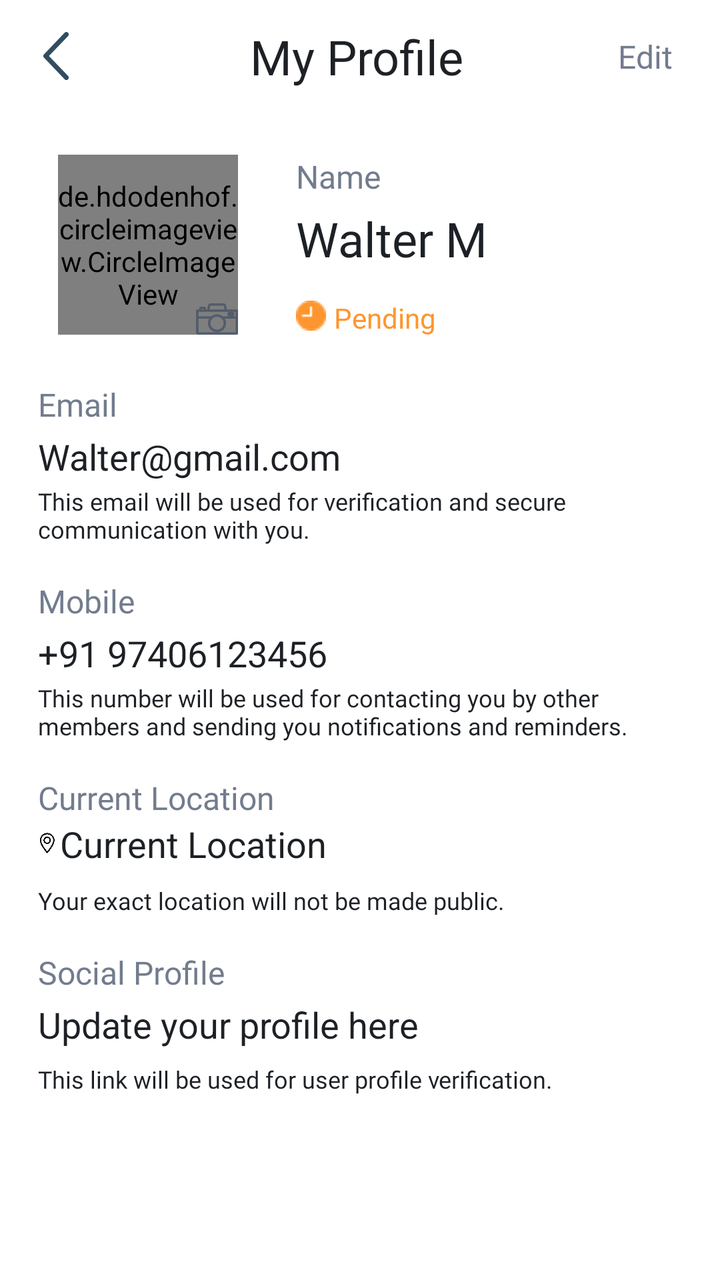
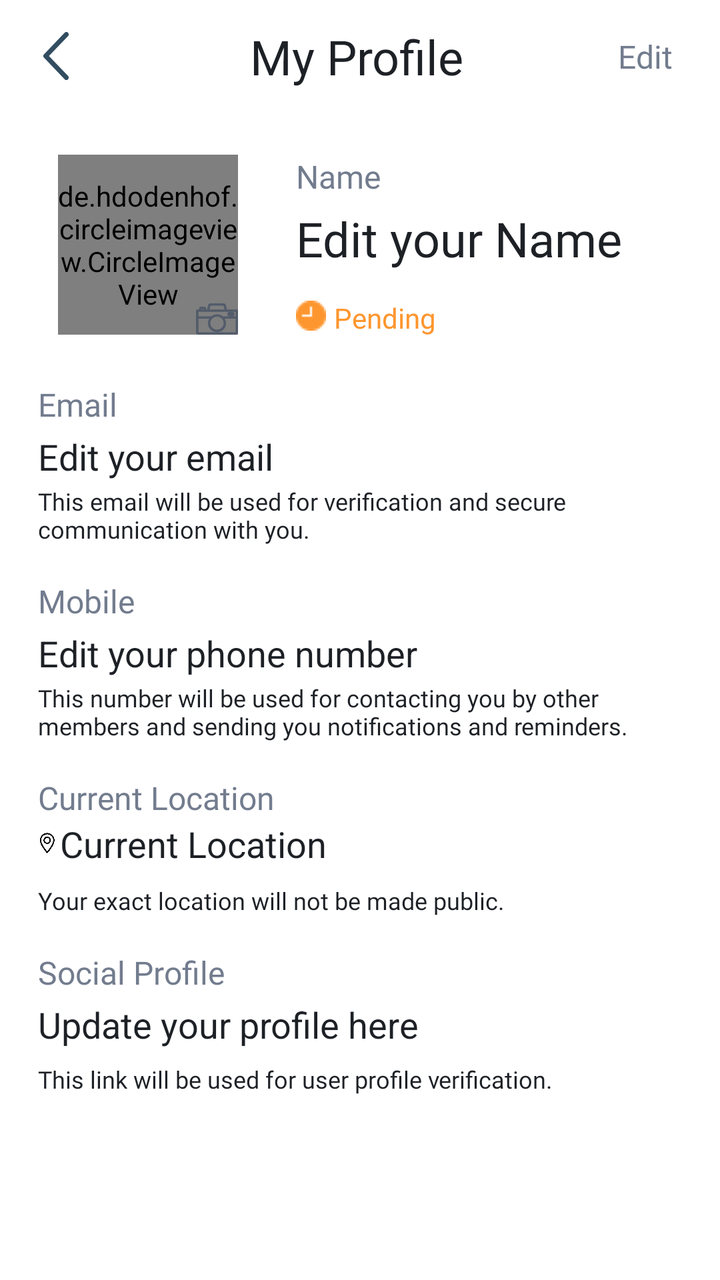

Screens rendered from an Android XML layout before and after an edit, with the pre-edit source and the edit as a unified diff.
<!-- AndroidManifest.xml: application theme Theme.AbraaKaDabraa.App -->
<!-- res/layout/activity_my_profile2.xml -->
<?xml version="1.0" encoding="utf-8"?>
<androidx.constraintlayout.widget.ConstraintLayout xmlns:android="http://schemas.android.com/apk/res/android"
    xmlns:app="http://schemas.android.com/apk/res-auto"
    xmlns:tools="http://schemas.android.com/tools"
    android:layout_width="match_parent"
    android:layout_height="match_parent">

    <androidx.constraintlayout.widget.ConstraintLayout
        android:id="@+id/socialProfilePopUPLayout"
        android:layout_width="match_parent"
        android:layout_height="match_parent"
        android:background="@color/alert_bg_color"
        android:elevation="5dp"
        android:visibility="gone"
        app:layout_constraintBottom_toBottomOf="parent"
        app:layout_constraintEnd_toEndOf="parent"
        app:layout_constraintStart_toStartOf="parent"
        app:layout_constraintTop_toTopOf="parent">

        <androidx.cardview.widget.CardView
            android:id="@+id/successDialog1"
            android:layout_width="350dp"
            android:layout_height="220dp"
            android:visibility="visible"
            app:cardBackgroundColor="@color/new_bg_color"
            app:cardCornerRadius="16dp"
            app:layout_constraintBottom_toBottomOf="parent"
            app:layout_constraintEnd_toEndOf="parent"
            app:layout_constraintStart_toStartOf="parent"
            app:layout_constraintTop_toTopOf="parent">

            <androidx.constraintlayout.widget.ConstraintLayout
                android:layout_width="match_parent"
                android:layout_height="match_parent"
                android:background="@drawable/new_bg_theme">

                <TextView
                    android:id="@+id/textView8111"
                    android:layout_width="0dp"
                    android:layout_height="wrap_content"
                    android:layout_marginStart="16dp"
                    android:layout_marginTop="24dp"
                    android:layout_marginEnd="16dp"
                    android:fontFamily="@font/montserrat_medium"
                    android:gravity="center"
                    android:text="Please enter your profile ID to link \nyour social account to this app"
                    android:textColor="@color/title_color"
                    android:textSize="16sp"
                    app:layout_constraintEnd_toEndOf="parent"
                    app:layout_constraintStart_toStartOf="parent"
                    app:layout_constraintTop_toTopOf="parent" />

                <EditText
                    android:id="@+id/profileLink"
                    android:layout_width="198.95dp"
                    android:layout_height="41.73dp"
                    android:layout_marginTop="16dp"
                    android:background="@color/white"
                    android:gravity="center"
                    android:hint="Profile link ID"
                    android:padding="2dp"
                    app:layout_constraintEnd_toEndOf="@+id/textView8111"
                    app:layout_constraintStart_toStartOf="@+id/textView8111"
                    app:layout_constraintTop_toBottomOf="@+id/textView8111" />

                <TextView
                    android:id="@+id/okGotItBtn1"
                    android:layout_width="98dp"
                    android:layout_height="36dp"
                    android:layout_marginStart="32dp"
                    android:layout_marginEnd="32dp"
                    android:background="@drawable/btn_bg_rounded_rect"
                    android:fontFamily="@font/montserrat_semi_bold"
                    android:gravity="center"
                    android:text="Submit"
                    android:textAllCaps="false"
                    android:textColor="@color/white"
                    android:textSize="16sp"
                    app:layout_constraintBottom_toBottomOf="parent"
                    app:layout_constraintEnd_toEndOf="parent"
                    app:layout_constraintStart_toStartOf="parent"
                    app:layout_constraintTop_toBottomOf="@+id/profileLink"
                    app:layout_constraintVertical_bias="0.38" />
            </androidx.constraintlayout.widget.ConstraintLayout>
        </androidx.cardview.widget.CardView>
    </androidx.constraintlayout.widget.ConstraintLayout>

    <androidx.constraintlayout.widget.ConstraintLayout
        android:id="@+id/successLayout"
        android:layout_width="match_parent"
        android:layout_height="match_parent"
        android:background="@color/alert_bg_color"
        android:visibility="gone"
        android:elevation="5dp">

        <androidx.cardview.widget.CardView
            android:id="@+id/successDialog"
            android:layout_width="284dp"
            android:layout_height="192dp"
            android:visibility="visible"
            app:cardBackgroundColor="@color/new_bg_color"
            app:cardCornerRadius="16dp"
            app:layout_constraintBottom_toBottomOf="parent"
            app:layout_constraintEnd_toEndOf="parent"
            app:layout_constraintStart_toStartOf="parent"
            app:layout_constraintTop_toTopOf="parent">

            <androidx.constraintlayout.widget.ConstraintLayout
                android:layout_width="match_parent"
                android:layout_height="match_parent">

                <TextView
                    android:id="@+id/textView811"
                    android:layout_width="0dp"
                    android:layout_height="wrap_content"
                    android:layout_marginStart="16dp"
                    android:layout_marginTop="24dp"
                    android:layout_marginEnd="16dp"
                    android:gravity="center"
                    android:fontFamily="@font/montserrat_medium"
                    android:textSize="16sp"
                    android:textColor="@color/title_color"
                    android:text="Your profile is successfully submitted for verification. We will take 2 business days to verify. You will receive a notification."
                    app:layout_constraintEnd_toEndOf="parent"
                    app:layout_constraintStart_toStartOf="parent"
                    app:layout_constraintTop_toTopOf="parent" />

                <TextView
                    android:id="@+id/okGotItBtn"
                    android:layout_width="98dp"
                    android:layout_height="36dp"
                    android:layout_marginStart="32dp"
                    android:layout_marginTop="16dp"
                    android:layout_marginEnd="32dp"
                    android:layout_marginBottom="24dp"
                    android:background="@drawable/btn_bg_rounded_rect"
                    android:fontFamily="@font/montserrat_semi_bold"
                    android:gravity="center"
                    android:text="Ok, Got it"
                    android:textAllCaps="false"
                    android:textColor="@color/white"
                    android:textSize="16sp"
                    app:layout_constraintBottom_toBottomOf="parent"
                    app:layout_constraintEnd_toEndOf="parent"
                    app:layout_constraintStart_toStartOf="parent"
                    app:layout_constraintTop_toBottomOf="@+id/textView811" />
            </androidx.constraintlayout.widget.ConstraintLayout>
        </androidx.cardview.widget.CardView>
    </androidx.constraintlayout.widget.ConstraintLayout>

    <androidx.constraintlayout.widget.ConstraintLayout
        android:id="@+id/socialProfileLayout"
        android:layout_width="match_parent"
        android:layout_height="match_parent"
        android:background="@color/alert_bg_color"
        android:elevation="5dp"
        android:visibility="gone"
        app:layout_constraintBottom_toBottomOf="parent"
        app:layout_constraintEnd_toEndOf="parent"
        app:layout_constraintStart_toStartOf="parent"
        app:layout_constraintTop_toTopOf="parent">

        <androidx.constraintlayout.widget.ConstraintLayout
            android:id="@+id/bottomSheet"
            android:layout_width="match_parent"
            android:layout_height="wrap_content"
            android:background="@drawable/bottom_sheet_shape"
            app:cardElevation="8dp"
            app:layout_constraintBottom_toBottomOf="parent"
            app:layout_constraintEnd_toEndOf="parent"
            app:layout_constraintStart_toStartOf="parent">

            <TextView
                android:id="@+id/textView76"
                android:layout_width="56dp"
                android:layout_height="3dp"
                android:layout_marginStart="8dp"
                android:layout_marginTop="8dp"
                android:layout_marginEnd="8dp"
                android:background="@color/hint_color_op_40"
                app:layout_constraintEnd_toEndOf="parent"
                app:layout_constraintStart_toStartOf="parent"
                app:layout_constraintTop_toTopOf="parent" />

            <TextView
                android:id="@+id/textView77"
                android:layout_width="wrap_content"
                android:layout_height="wrap_content"
                android:layout_marginTop="16dp"
                android:fontFamily="@font/montserrat_bold"
                android:text="Share"
                android:textColor="#707070"
                android:textSize="22sp"
                app:layout_constraintEnd_toEndOf="@+id/textView76"
                app:layout_constraintStart_toStartOf="@+id/textView76"
                app:layout_constraintTop_toBottomOf="@+id/textView76" />

            <TextView
                android:id="@+id/textView78"
                android:layout_width="0dp"
                android:layout_height="wrap_content"
                android:layout_marginStart="32dp"
                android:layout_marginTop="16dp"
                android:layout_marginEnd="32dp"
                android:fontFamily="@font/montserrat_regular"
                android:gravity="center"
                android:text="Link your profile with any of the \nbelow platforms"
                android:textColor="#707070"
                android:textSize="@dimen/sp_16"
                app:layout_constraintEnd_toEndOf="parent"
                app:layout_constraintStart_toStartOf="parent"
                app:layout_constraintTop_toBottomOf="@+id/textView77" />

            <TextView
                android:id="@+id/socialProfileHeader"
                android:layout_width="wrap_content"
                android:layout_height="wrap_content"
                android:fontFamily="@font/montserrat_bold"
                android:text="https://www.facebook.com/"
                android:textSize="@dimen/sp_16"
                android:visibility="gone"
                android:textStyle="bold"
                app:layout_constraintEnd_toStartOf="@+id/socialProfileEdt"
                app:layout_constraintStart_toStartOf="@+id/rv_social_links"
                app:layout_constraintTop_toBottomOf="@+id/rv_social_links" />

            <androidx.recyclerview.widget.RecyclerView
                android:id="@+id/rv_social_links"
                android:layout_width="0dp"
                android:layout_height="wrap_content"
                android:layout_marginStart="8dp"
                android:layout_marginTop="8dp"
                android:layout_marginEnd="16dp"
                android:layout_marginBottom="24dp"
                app:layout_constraintBottom_toBottomOf="parent"
                app:layout_constraintEnd_toEndOf="parent"
                app:layout_constraintStart_toStartOf="parent"
                app:layout_constraintTop_toBottomOf="@+id/textView78" />

            <TextView
                android:id="@+id/submitBtn"
                android:layout_width="120dp"
                android:layout_height="48dp"
                android:layout_marginStart="16dp"
                android:layout_marginTop="16dp"
                android:layout_marginEnd="16dp"
                android:layout_marginBottom="16dp"
                android:background="@drawable/btn_bg_rounded_rect"
                android:fontFamily="@font/montserrat_semi_bold"
                android:gravity="center"
                android:text="Submit"
                android:textAllCaps="false"
                android:textColor="@color/white"
                android:textSize="14sp"
                android:visibility="gone"
                app:layout_constraintBottom_toBottomOf="parent"
                app:layout_constraintEnd_toEndOf="parent"
                app:layout_constraintStart_toStartOf="parent"
                app:layout_constraintTop_toBottomOf="@+id/socialProfileEdt" />

            <EditText
                android:id="@+id/socialProfileEdt"
                android:layout_width="0dp"
                android:layout_height="wrap_content"
                android:layout_marginStart="2dp"
                android:layout_marginEnd="8dp"
                android:ems="10"
                android:visibility="gone"
                android:hint="Enter Profile"
                android:inputType="textPersonName"
                android:textSize="18sp"
                app:layout_constraintBottom_toBottomOf="@+id/socialProfileHeader"
                app:layout_constraintEnd_toEndOf="parent"
                app:layout_constraintStart_toEndOf="@+id/socialProfileHeader"
                app:layout_constraintTop_toTopOf="@+id/socialProfileHeader" />

        </androidx.constraintlayout.widget.ConstraintLayout>

    </androidx.constraintlayout.widget.ConstraintLayout>

    <ImageView
        android:id="@+id/ivBack"
        android:layout_width="24dp"
        android:layout_height="24dp"
        android:layout_marginStart="16dp"
        android:layout_marginTop="16dp"
        app:layout_constraintStart_toStartOf="parent"
        app:layout_constraintTop_toTopOf="parent"
        app:srcCompat="@drawable/ic_back_arrow" />

    <TextView
        android:id="@+id/textView82"
        android:layout_width="0dp"
        android:layout_height="wrap_content"
        android:layout_marginStart="16dp"
        android:layout_marginEnd="8dp"
        android:fontFamily="@font/montserrat_bold"
        android:gravity="center"
        android:text="My Profile"
        android:textColor="#1D2126"
        android:textSize="24sp"
        app:layout_constraintBottom_toBottomOf="@+id/ivBack"
        app:layout_constraintEnd_toStartOf="@+id/editProfile"
        app:layout_constraintStart_toEndOf="@+id/ivBack"
        app:layout_constraintTop_toTopOf="@+id/ivBack" />

    <TextView
        android:id="@+id/editProfile"
        android:layout_width="0dp"
        android:layout_height="wrap_content"
        android:layout_marginEnd="24dp"
        android:fontFamily="@font/montserrat_medium"
        android:gravity="center"
        android:text="Edit"
        android:textColor="#727C8E"
        android:textSize="@dimen/sp_16"
        app:layout_constraintBottom_toBottomOf="@+id/ivBack"
        app:layout_constraintEnd_toEndOf="parent"
        app:layout_constraintTop_toTopOf="@+id/ivBack" />

    <FrameLayout
        android:id="@+id/frameLayout2"
        android:layout_width="0dp"
        android:layout_height="wrap_content"
        android:layout_marginStart="29dp"
        android:layout_marginTop="33dp"
        app:layout_constraintStart_toStartOf="parent"
        app:layout_constraintTop_toBottomOf="@+id/textView82">

        <de.hdodenhof.circleimageview.CircleImageView
            android:id="@+id/profilePic"
            android:layout_width="90dp"
            android:layout_height="90dp"
            android:src="@color/blue_text_color" />

        <ImageView
            android:id="@+id/uploadImage"
            android:layout_width="wrap_content"
            android:layout_height="wrap_content"
            android:layout_gravity="bottom|right"
            android:elevation="4dp"
            android:enabled="false"
            app:srcCompat="@drawable/ic_camera_profile" />

    </FrameLayout>

    <TextView
        android:id="@+id/textView120"
        android:layout_width="0dp"
        android:layout_height="wrap_content"
        android:layout_marginStart="29dp"
        android:layout_marginEnd="24dp"
        android:textColor="#727C8E"
        android:fontFamily="@font/montserrat_medium"
        android:textSize="@dimen/sp_16"
        android:text="Name"
        app:layout_constraintEnd_toEndOf="parent"
        app:layout_constraintStart_toEndOf="@+id/frameLayout2"
        app:layout_constraintTop_toTopOf="@+id/frameLayout2" />

    <EditText
        android:id="@+id/nameEdit"
        android:layout_width="0dp"
        android:layout_height="wrap_content"
        android:layout_marginTop="4dp"
        android:layout_marginEnd="24dp"
        android:background="@color/transparent"
        android:enabled="false"

        android:fontFamily="@font/montserrat_bold"
        android:hint="Walter M"
        android:textColor="#1D2126"
        android:textColorHint="#1D2126"
        android:textSize="24sp"
        app:layout_constraintEnd_toEndOf="parent"
        app:layout_constraintHorizontal_bias="0.0"
        app:layout_constraintStart_toStartOf="@+id/textView120"
        app:layout_constraintTop_toBottomOf="@+id/textView120" />

    <View
        android:layout_width="0dp"
        android:layout_height="1dp"
        android:background="@color/grey_font"
        app:layout_constraintEnd_toEndOf="@+id/nameEdit"
        app:layout_constraintStart_toStartOf="@+id/nameEdit"
        app:layout_constraintTop_toBottomOf="@+id/nameEdit" />

    <TextView
        android:id="@+id/textView122"
        android:layout_width="0dp"
        android:layout_height="wrap_content"
        android:layout_marginStart="4dp"
        android:layout_marginTop="14dp"
        android:layout_marginEnd="24dp"
        android:textColor="#FE962F"
        android:fontFamily="@font/montserrat_semi_bold"
        android:text="Pending"
        app:layout_constraintEnd_toEndOf="parent"
        app:layout_constraintStart_toEndOf="@+id/imageView38"
        app:layout_constraintTop_toBottomOf="@+id/nameEdit" />

    <LinearLayout
        android:layout_width="match_parent"
        android:layout_height="wrap_content"
        android:layout_marginStart="19dp"
        android:layout_marginTop="24dp"
        android:layout_marginEnd="24dp"
        android:orientation="vertical"
        app:layout_constraintEnd_toEndOf="parent"
        app:layout_constraintStart_toStartOf="parent"
        app:layout_constraintTop_toBottomOf="@+id/frameLayout2">

        <LinearLayout
            android:layout_width="match_parent"
            android:layout_height="wrap_content"
            android:orientation="vertical">

            <TextView
                android:layout_width="wrap_content"
                android:layout_height="wrap_content"
                android:fontFamily="@font/montserrat_medium"
                android:text="Email"
                android:textColor="#727C8E"
                android:textSize="@dimen/sp_16" />

            <EditText
                android:id="@+id/emailEdit"
                android:layout_width="match_parent"
                android:layout_height="wrap_content"
                android:layout_marginTop="3dp"
                android:hint="Walter@gmail.com"
                android:textSize="18sp"
                android:enabled="false"
                android:inputType="textEmailAddress"
                android:background="@color/transparent"
                android:textColorHint="#1D2126" />

            <View
                android:layout_width="match_parent"
                android:layout_height="1dp"
                android:background="@color/grey_font" />

            <TextView
                android:layout_width="match_parent"
                android:layout_height="wrap_content"
                android:layout_marginTop="1dp"
                android:text="This email will be used for verification and secure communication with you."
                android:textColor="#1D2126"
                android:fontFamily="@font/montserrat_medium"
                android:textSize="12sp"/>
        </LinearLayout>

        <LinearLayout
            android:layout_marginTop="17dp"
            android:layout_width="match_parent"
            android:layout_height="wrap_content"
            android:orientation="vertical">

            <TextView
                android:layout_width="wrap_content"
                android:layout_height="wrap_content"
                android:fontFamily="@font/montserrat_medium"
                android:text="Mobile"
                android:textColor="#727C8E"
                android:textSize="@dimen/sp_16" />

            <EditText
                android:id="@+id/phoneEdit"
                android:layout_width="match_parent"
                android:layout_height="wrap_content"
                android:layout_marginTop="3dp"
                android:hint="+91 97406123456"
                android:textSize="18sp"
                android:enabled="false"
                android:inputType="phone"
                android:background="@color/transparent"
                android:textColorHint="#1D2126" />

            <View
                android:layout_width="match_parent"
                android:layout_height="1dp"
                android:background="@color/grey_font" />

            <TextView
                android:layout_width="match_parent"
                android:layout_height="wrap_content"
                android:layout_marginTop="1dp"
                android:text="This number will be used for contacting you by other members and sending you notifications and reminders."
                android:textColor="#1D2126"
                android:fontFamily="@font/montserrat_medium"
                android:textSize="12sp"/>
        </LinearLayout>

        <LinearLayout
            android:layout_marginTop="17dp"
            android:layout_width="match_parent"
            android:layout_height="wrap_content"
            android:orientation="vertical">

            <TextView
                android:layout_width="wrap_content"
                android:layout_height="wrap_content"
                android:fontFamily="@font/montserrat_medium"
                android:text="Current Location"
                android:textColor="#727C8E"
                android:textSize="@dimen/sp_16" />

            <LinearLayout
                android:layout_width="match_parent"
                android:layout_height="wrap_content"
                android:orientation="horizontal">
                <ImageView
                    android:layout_width="9dp"
                    android:layout_height="13dp"
                    android:src="@drawable/ic_location"
                    android:layout_gravity="center"/>
                <EditText
                    android:id="@+id/locationEdit"
                    android:layout_width="match_parent"
                    android:layout_height="wrap_content"
                    android:hint="Current Location"
                    android:textSize="18sp"
                    android:enabled="false"
                    android:layout_marginStart="2dp"
                    android:background="@color/transparent"
                    android:textColorHint="#1D2126" />
            </LinearLayout>


            <View
                android:layout_width="match_parent"
                android:layout_height="1dp"
                android:background="@color/grey_font" />

            <TextView
                android:layout_width="match_parent"
                android:layout_height="wrap_content"
                android:layout_marginTop="7dp"
                android:text="Your exact location will not be made public."
                android:textColor="#1D2126"
                android:fontFamily="@font/montserrat_medium"
                android:textSize="12sp"/>
        </LinearLayout>

        <LinearLayout
            android:layout_marginTop="17dp"
            android:layout_width="match_parent"
            android:layout_height="wrap_content"
            android:orientation="vertical">

            <TextView
                android:layout_width="wrap_content"
                android:layout_height="wrap_content"
                android:fontFamily="@font/montserrat_medium"
                android:text="Social Profile"
                android:textColor="#727C8E"
                android:textSize="@dimen/sp_16" />

            <TextView
                android:id="@+id/instaEdit"
                android:layout_width="match_parent"
                android:layout_height="wrap_content"
                android:layout_marginTop="3dp"
                android:text="Update your profile here"
                android:textSize="18sp"
                android:enabled="false"
                android:background="@color/transparent"
                android:textColor="#1D2126" />

            <TextView
                android:layout_width="match_parent"
                android:layout_height="wrap_content"
                android:layout_marginTop="7dp"
                android:text="This link will be used for user profile verification."
                android:textColor="#1D2126"
                android:fontFamily="@font/montserrat_medium"
                android:textSize="12sp"/>
        </LinearLayout>
    </LinearLayout>

    <ImageView
        android:id="@+id/imageView38"
        android:layout_width="wrap_content"
        android:layout_height="wrap_content"
        android:layout_marginTop="15dp"
        android:src="@drawable/pending_icon"
        app:layout_constraintStart_toStartOf="@+id/nameEdit"
        app:layout_constraintTop_toBottomOf="@+id/nameEdit" />

    <TextView
        android:id="@+id/saveBtn"
        android:layout_width="0dp"
        android:layout_height="48dp"
        android:layout_marginStart="16dp"
        android:layout_marginEnd="16dp"
        android:layout_marginBottom="8dp"
        android:visibility="gone"
        android:background="@drawable/btn_bg_rounded_rect"
        android:fontFamily="@font/montserrat_semi_bold"
        android:gravity="center"
        android:text="Save"
        android:textAllCaps="false"
        android:textColor="@color/white"
        android:textSize="@dimen/sp_16"
        app:layout_constraintBottom_toBottomOf="parent"
        app:layout_constraintEnd_toEndOf="parent"
        app:layout_constraintStart_toStartOf="parent" />


</androidx.constraintlayout.widget.ConstraintLayout>
<!-- resources referenced by this layout -->
<resources>
  <color name="alert_bg_color">#B3000000</color>
  <color name="blue_text_color">#355389</color>
  <color name="hint_color_op_40">#50929292</color>
  <color name="new_bg_color">#F5F5F7</color>
  <color name="title_color">#535C6B</color>
  <color name="transparent">#00000000</color>
  <color name="white">#FFFFFFFF</color>
  <dimen name="sp_16">16sp</dimen>
  <!-- drawable bottom_sheet_shape (drawable) -->
  <shape xmlns:android="http://schemas.android.com/apk/res/android"
      android:shape="rectangle">
  
      <solid android:color="@color/white" />
  
      <corners android:topLeftRadius="16dp"
          android:topRightRadius="16dp"/>
  
  </shape>
  <!-- drawable btn_bg_rounded_rect (drawable) -->
  <shape xmlns:android="http://schemas.android.com/apk/res/android"
      android:shape="rectangle">
  
      <solid android:color="@color/new_button_color" />
  
      <corners android:radius="8dp" />
  
  </shape>
  <!-- drawable ic_back_arrow (drawable) -->
  <vector android:height="44.5704dp" android:viewportHeight="18.571"
      android:viewportWidth="10" android:width="24dp" xmlns:android="http://schemas.android.com/apk/res/android">
      <path android:fillColor="#334d60" android:pathData="M0.265,9.949 L8.433,18.3a0.906,0.906 0,0 0,1.3 0,0.951 0.951,0 0,0 0,-1.325L2.212,9.286 9.73,1.6a0.952,0.952 0,0 0,0 -1.326,0.906 0.906,0 0,0 -1.3,0L0.265,8.623A0.962,0.962 0,0 0,0.265 9.949Z"/>
  </vector>
  <!-- drawable ic_camera_profile (drawable) -->
  <vector xmlns:android="http://schemas.android.com/apk/res/android"
      android:width="20.854dp"
      android:height="15.829dp"
      android:viewportWidth="20.854"
      android:viewportHeight="15.829">
    <path
        android:pathData="M20.25,3.367L15.166,3.367l-0.509,-2.29a1.089,1.089 0,0 0,-1.05 -0.827L7.25,0.25a1.027,1.027 0,0 0,-1.018 0.827l-0.509,2.29L4.766,3.367v-0.731a0.706,0.706 0,0 0,-0.7 -0.7L2.508,1.936a0.706,0.706 0,0 0,-0.7 0.7v0.731L0.6,3.367a0.353,0.353 0,0 0,-0.35 0.35L0.25,14.53a1.059,1.059 0,0 0,1.05 1.05L19.55,15.58a1.059,1.059 0,0 0,1.05 -1.05L20.6,3.717A0.334,0.334 0,0 0,20.25 3.367ZM6.897,1.236A0.373,0.373 0,0 1,7.25 0.95h6.361a0.373,0.373 0,0 1,0.35 0.286l0.477,2.131L6.42,3.367ZM2.508,2.636L4.066,2.636v0.731L2.508,3.367ZM2.158,4.067L19.936,4.067v2.767L13.258,6.834a4.178,4.178 0,0 0,-2.8 -1.05,4.342 4.342,0 0,0 -2.8,1.05L0.981,6.834L0.981,4.066L2.158,4.066ZM10.427,6.45a3.562,3.562 0,1 1,-3.562 3.562A3.556,3.556 0,0 1,10.427 6.45ZM19.55,14.88L1.3,14.88a0.353,0.353 0,0 1,-0.35 -0.35v-7L6.992,7.53a4.262,4.262 0,1 0,6.87 0h6.043v7A0.353,0.353 0,0 1,19.55 14.88Z"
        android:strokeWidth="0.5"
        android:fillColor="#535c6b"
        android:strokeColor="#535c6b"/>
    <path
        android:pathData="M16.597,6.388h1.495a0.706,0.706 0,0 0,0.7 -0.7L18.792,5.275a0.706,0.706 0,0 0,-0.7 -0.7L16.597,4.575a0.706,0.706 0,0 0,-0.7 0.7v0.413A0.706,0.706 0,0 0,16.597 6.388ZM16.597,5.275h1.495v0.413L16.597,5.688Z"
        android:strokeWidth="0.5"
        android:fillColor="#535c6b"
        android:strokeColor="#535c6b"/>
  </vector>
  <!-- drawable ic_location: png bitmap (drawable, 27234 bytes) -->
  <!-- drawable new_bg_theme (drawable) -->
  <shape xmlns:android="http://schemas.android.com/apk/res/android" android:shape="rectangle" >
      <gradient
          android:startColor="#FFFFFF"
          android:endColor="#E4FAFF"
          android:angle="90"/>
  </shape>
  <!-- drawable pending_icon: png bitmap (drawable, 343 bytes) -->
  <style name="Theme.AbraaKaDabraa.App" parent="Theme.MaterialComponents.Light.DarkActionBar">
          <item name="colorPrimary">@color/theme_color</item>
          <item name="colorPrimaryVariant">@color/theme_color</item>
          <item name="colorOnPrimary">@color/theme_color</item>
      </style>
  <color name="new_button_color">#2D7A76</color>
  <color name="theme_color">#416D49</color>
</resources>

<!-- the commit's change to res/layout/activity_my_profile2.xml (unified diff, before → after) -->
@@ -218,8 +218,8 @@
                 android:fontFamily="@font/montserrat_bold"
                 android:text="https://www.facebook.com/"
                 android:textSize="@dimen/sp_16"
+                android:textStyle="bold"
                 android:visibility="gone"
-                android:textStyle="bold"
                 app:layout_constraintEnd_toStartOf="@+id/socialProfileEdt"
                 app:layout_constraintStart_toStartOf="@+id/rv_social_links"
                 app:layout_constraintTop_toBottomOf="@+id/rv_social_links" />
@@ -265,10 +265,10 @@
                 android:layout_marginStart="2dp"
                 android:layout_marginEnd="8dp"
                 android:ems="10"
-                android:visibility="gone"
                 android:hint="Enter Profile"
                 android:inputType="textPersonName"
                 android:textSize="18sp"
+                android:visibility="gone"
                 app:layout_constraintBottom_toBottomOf="@+id/socialProfileHeader"
                 app:layout_constraintEnd_toEndOf="parent"
                 app:layout_constraintStart_toEndOf="@+id/socialProfileHeader"
@@ -368,7 +368,7 @@
         android:enabled="false"
 
         android:fontFamily="@font/montserrat_bold"
-        android:hint="Walter M"
+        android:hint="Edit your Name"
         android:textColor="#1D2126"
         android:textColorHint="#1D2126"
         android:textSize="24sp"
@@ -386,7 +386,7 @@
         app:layout_constraintTop_toBottomOf="@+id/nameEdit" />
 
     <TextView
-        android:id="@+id/textView122"
+        android:id="@+id/profileStatus"
         android:layout_width="0dp"
         android:layout_height="wrap_content"
         android:layout_marginStart="4dp"
@@ -396,7 +396,7 @@
         android:fontFamily="@font/montserrat_semi_bold"
         android:text="Pending"
         app:layout_constraintEnd_toEndOf="parent"
-        app:layout_constraintStart_toEndOf="@+id/imageView38"
+        app:layout_constraintStart_toEndOf="@+id/profileStatusImage"
         app:layout_constraintTop_toBottomOf="@+id/nameEdit" />
 
     <LinearLayout
@@ -428,7 +428,7 @@
                 android:layout_width="match_parent"
                 android:layout_height="wrap_content"
                 android:layout_marginTop="3dp"
-                android:hint="Walter@gmail.com"
+                android:hint="Edit your email"
                 android:textSize="18sp"
                 android:enabled="false"
                 android:inputType="textEmailAddress"
@@ -469,7 +469,7 @@
                 android:layout_width="match_parent"
                 android:layout_height="wrap_content"
                 android:layout_marginTop="3dp"
-                android:hint="+91 97406123456"
+                android:hint="Edit your phone number"
                 android:textSize="18sp"
                 android:enabled="false"
                 android:inputType="phone"
@@ -579,7 +579,7 @@
     </LinearLayout>
 
     <ImageView
-        android:id="@+id/imageView38"
+        android:id="@+id/profileStatusImage"
         android:layout_width="wrap_content"
         android:layout_height="wrap_content"
         android:layout_marginTop="15dp"
